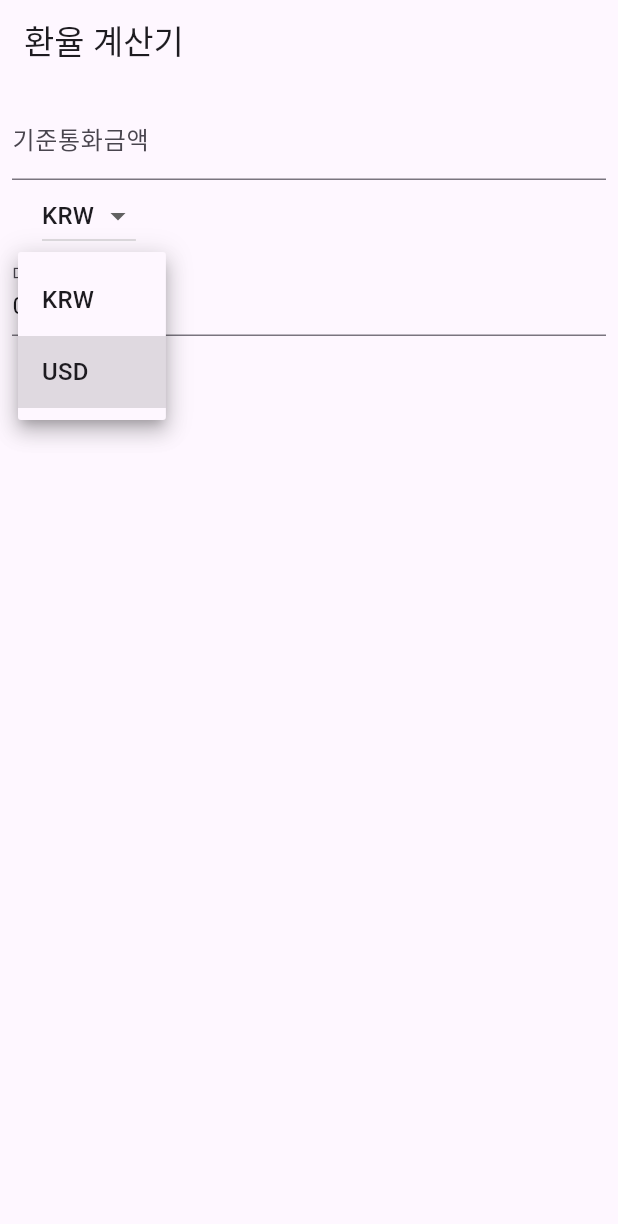
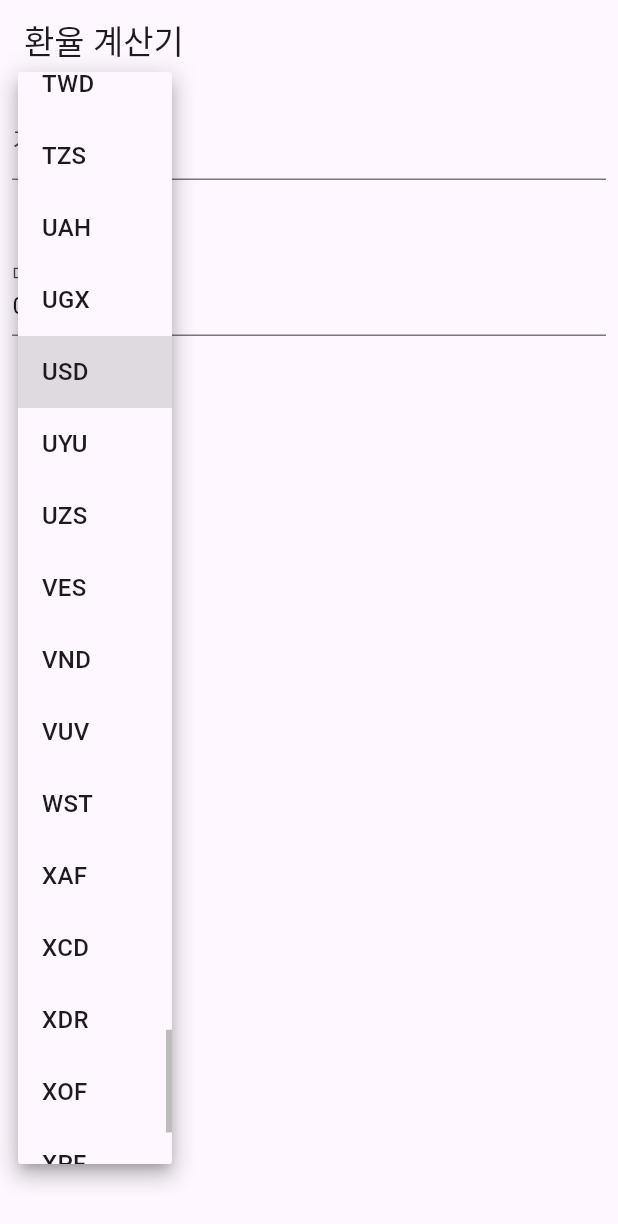
Before and after one commit to chepchep2/exchange_currency, a Flutter app: the screen it shows after launch, after a tap on "USD", on a phone screen of 412 x 824 dp. Shown: the top 1224 px of the screen. Run offline on Flutter 3.47's test engine with Material 3 defaults, Android fonts, the phone set to English and light mode, and no system bars.

```diff
--- a/lib/main.dart
+++ b/lib/main.dart
@@ -1,5 +1,7 @@
 import 'package:exchange_currency/ui/main/main_screen.dart';
+import 'package:exchange_currency/ui/main/main_view_model.dart';
 import 'package:flutter/material.dart';
+import 'package:provider/provider.dart';
 
 void main() {
   runApp(const MyApp());
@@ -32,7 +34,10 @@ class MyApp extends StatelessWidget {
         colorScheme: ColorScheme.fromSeed(seedColor: Colors.deepPurple),
         useMaterial3: true,
       ),
-      home: const ExchangeCurrencyMainScreen()
+      home: ChangeNotifierProvider(
+        create: (_) => MainViewModel(),
+        child: const ExchangeCurrencyMainScreen(),
+      )
     );
   }
 }
--- a/lib/ui/main/main_screen.dart
+++ b/lib/ui/main/main_screen.dart
@@ -1,5 +1,9 @@
 import 'package:exchange_currency/data/repository/rate_repository_impl.dart';
+import 'package:exchange_currency/ui/main/main_view_model.dart';
 import 'package:flutter/material.dart';
+import 'package:provider/provider.dart';
+
+
 
 class ExchangeCurrencyMainScreen extends StatefulWidget {
   const ExchangeCurrencyMainScreen({super.key});
@@ -13,34 +17,17 @@ class _ExchangeCurrencyMainScreenState
     extends State<ExchangeCurrencyMainScreen> {
   final textController = TextEditingController();
 
-  num selectAmount = 1;
-  num targetAmount = 0;
-  String selectCurrency = 'KRW';
+  // num selectAmount = 1;
+  // num targetAmount = 0;
+  // String selectCurrency = 'KRW';
+  //
+  // // 기준이 되는 통화
+  // String targetCurrency = 'USD';
+  //
+  // // 환율이 적용되는 통화
+  // final repository = RateRepositoryImpl();
+  //
 
-  // 기준이 되는 통화
-  String targetCurrency = 'USD';
-
-  // 환율이 적용되는 통화
-  final repository = RateRepositoryImpl();
-
-  List<String> currencyCodes = [
-    'AED', 'AFN', 'ALL', 'AMD', 'ANG', 'AOA', 'ARS', 'AUD', 'AWG', 'AZN',
-    'BAM', 'BBD', 'BDT', 'BGN', 'BHD', 'BIF', 'BMD', 'BND', 'BOB', 'BRL',
-    'BSD', 'BTN', 'BWP', 'BYN', 'BZD', 'CAD', 'CDF', 'CHF', 'CLP', 'CNY',
-    'COP', 'CRC', 'CUP', 'CVE', 'CZK', 'DJF', 'DKK', 'DOP', 'DZD', 'EGP',
-    'ERN', 'ETB', 'EUR', 'FJD', 'FKP', 'FOK', 'GBP', 'GEL', 'GGP', 'GHS',
-    'GIP', 'GMD', 'GNF', 'GTQ', 'GYD', 'HKD', 'HNL', 'HRK', 'HTG', 'HUF',
-    'IDR', 'ILS', 'IMP', 'INR', 'IQD', 'IRR', 'ISK', 'JEP', 'JMD', 'JOD',
-    'JPY', 'KES', 'KGS', 'KHR', 'KID', 'KMF', 'KRW', 'KWD', 'KYD', 'KZT',
-    'LAK', 'LBP', 'LKR', 'LRD', 'LSL', 'LYD', 'MAD', 'MDL', 'MGA', 'MKD',
-    'MMK', 'MNT', 'MOP', 'MRU', 'MUR', 'MVR', 'MWK', 'MXN', 'MYR', 'MZN',
-    'NAD', 'NGN', 'NIO', 'NOK', 'NPR', 'NZD', 'OMR', 'PAB', 'PEN', 'PGK',
-    'PHP', 'PKR', 'PLN', 'PYG', 'QAR', 'RON', 'RSD', 'RUB', 'RWF', 'SAR',
-    'SBD', 'SCR', 'SDG', 'SEK', 'SGD', 'SHP', 'SLE', 'SOS', 'SRD', 'SSP',
-    'STN', 'SYP', 'SZL', 'THB', 'TJS', 'TMT', 'TND', 'TOP', 'TRY', 'TTD',
-    'TVD', 'TWD', 'TZS', 'UAH', 'UGX', 'USD', 'UYU', 'UZS', 'VES', 'VND',
-    'VUV', 'WST', 'XAF', 'XCD', 'XDR', 'XOF', 'XPF', 'YER', 'ZAR', 'ZMW', 'ZWL'
-  ];
 
   @override
   void dispose() {
@@ -48,20 +35,21 @@ class _ExchangeCurrencyMainScreenState
     super.dispose();
   }
 
-  Future<void> updateTargetAmount() async {
-    final exchangeRate = await repository.getRateResult(selectCurrency);
-    final targetRate = exchangeRate.rates?[targetCurrency];
-
-    if (targetRate != null) {
-      setState(() {
-        targetAmount = selectAmount * targetRate;
-      });
-    }
-  }
+  // Future<void> updateTargetAmount() async {
+  //   final exchangeRate = await repository.getRateResult(selectCurrency);
+  //   final targetRate = exchangeRate.rates?[targetCurrency];
+  //
+  //   if (targetRate != null) {
+  //     setState(() {
+  //       targetAmount = selectAmount * targetRate;
+  //     });
+  //   }
+  // }
 
   @override
   Widget build(BuildContext context) {
-    // print(repository.getRateResult('USD'));
+    final viewModel = context.watch<MainViewModel>();
+
     return Scaffold(
       appBar: AppBar(
         title: const Text('환율 계산기'),
@@ -77,9 +65,9 @@ class _ExchangeCurrencyMainScreenState
                 labelText: '기준통화금액',
               ),
               onChanged: (source) {
-                selectAmount = double.parse(source);
+                viewModel.selectAmount = double.parse(source);
                 // 1000원
-                updateTargetAmount();
+                viewModel.updateTargetAmount();
               },
             ),
             Padding(
@@ -87,17 +75,18 @@ class _ExchangeCurrencyMainScreenState
               child: Row(
                 children: [
                   DropdownButton(
-                    value: selectCurrency,
-                    // items: const [
-                    //   DropdownMenuItem(value: 'KRW', child: Text('KRW')),
-                    //   DropdownMenuItem(value: 'USD', child: Text('USD')),
-                    // ],
-                    items: currencyCodes.map((e) => DropdownMenuItem(child: Text(e), value: e,)).toList(),
+                    value: viewModel.selectCurrency,
+                    items: viewModel.currenyCodes
+                        .map((e) => DropdownMenuItem(
+                              child: Text(e),
+                              value: e,
+                            ))
+                        .toList(),
                     onChanged: (value) {
                       setState(() {
-                        selectCurrency = value!;
+                        viewModel.selectCurrency = value!;
                       });
-                      updateTargetAmount();
+                      viewModel.updateTargetAmount();
                     },
                   ),
                 ],
@@ -108,7 +97,7 @@ class _ExchangeCurrencyMainScreenState
               decoration: const InputDecoration(labelText: '대상통화금액'),
               readOnly: true,
               controller: TextEditingController(
-                text: targetAmount.toString(),
+                text: viewModel.targetAmount.toString(),
               ),
             ),
             Padding(
@@ -116,42 +105,21 @@ class _ExchangeCurrencyMainScreenState
               child: Row(
                 children: [
                   DropdownButton(
-                    value: targetCurrency,
-                    items: const [
-                      DropdownMenuItem(value: 'KRW', child: Text('KRW')),
-                      DropdownMenuItem(value: 'USD', child: Text('USD')),
-                    ],
+                    value: viewModel.targetCurrency,
+                    items: viewModel.currenyCodes.map((e) => DropdownMenuItem(child: Text(e), value: e,)).toList(),
                     onChanged: (value) {
                       setState(() {
-                        targetCurrency = value!;
+                        viewModel.targetCurrency = value!;
                       });
-                      updateTargetAmount();
+                      viewModel.updateTargetAmount();
                     },
                   ),
                 ],
               ),
             ),
-
           ],
         ),
       ),
     );
   }
 }
-// 대상 통화 금액을 업데이트합니다.
-// void _updateTargetAmount() {
-//   // 환율 정보를 가져옵니다.
-//   double rate = _getRate(selectCurrency, targetCurrency);
-//   // 대상 통화 금액을 계산합니다.
-//   targetAmount = selectAmount * rate;
-//   // 대상 통화 금액 입력 필드를 업데이트합니다.
-//   setState(() {
-//     _targetAmount = _targetAmount;
-//   });
-// }
-//
-// // 환율 정보를 가져옵니다.
-// double _getRate(String select, String target) {
-//   // TODO: 실제 환율 정보를 가져오는 코드를 작성합니다.
-//   return 1.0;
-// }
--- a/lib/ui/main/main_view_model.dart
+++ b/lib/ui/main/main_view_model.dart
@@ -1,5 +1,28 @@
+import 'package:exchange_currency/data/repository/rate_repository_impl.dart';
 import 'package:flutter/material.dart';
+import 'package:exchange_currency/ui/util/currency_codes.dart';
 
 class MainViewModel extends ChangeNotifier {
+  num selectAmount = 1;
+  num targetAmount = 0;
+  String selectCurrency = 'KRW';
 
+  // 기준이 되는 통화
+  String targetCurrency = 'USD';
+
+  // 환율이 적용되는 통화
+  final repository = RateRepositoryImpl();
+
+  final currenyCodes = currencyCodes;
+
+  Future<void> updateTargetAmount() async {
+    final exchangeRate = await repository.getRateResult(selectCurrency);
+    final targetRate = exchangeRate.rates?[targetCurrency];
+
+    if (targetRate != null) {
+
+        targetAmount = selectAmount * targetRate;
+      notifyListeners();
+    }
+  }
 }
--- /dev/null
+++ b/lib/ui/util/currency_codes.dart
@@ -0,0 +1,163 @@
+List<String> currencyCodes = [
+  'AED',
+  'AFN',
+  'ALL',
+  'AMD',
+  'ANG',
+  'AOA',
+  'ARS',
+  'AUD',
+  'AWG',
+  'AZN',
+  'BAM',
+  'BBD',
+  'BDT',
+  'BGN',
+  'BHD',
+  'BIF',
+  'BMD',
+  'BND',
+  'BOB',
+  'BRL',
+  'BSD',
+  'BTN',
+  'BWP',
+  'BYN',
+  'BZD',
+  'CAD',
+  'CDF',
+  'CHF',
+  'CLP',
+  'CNY',
+  'COP',
+  'CRC',
+  'CUP',
+  'CVE',
+  'CZK',
+  'DJF',
+  'DKK',
+  'DOP',
+  'DZD',
+  'EGP',
+  'ERN',
+  'ETB',
+  'EUR',
+  'FJD',
+  'FKP',
+  'FOK',
+  'GBP',
+  'GEL',
+  'GGP',
+  'GHS',
+  'GIP',
+  'GMD',
+  'GNF',
+  'GTQ',
+  'GYD',
+  'HKD',
+  'HNL',
+  'HRK',
+  'HTG',
+  'HUF',
+  'IDR',
+  'ILS',
+  'IMP',
+  'INR',
+  'IQD',
+  'IRR',
+  'ISK',
+  'JEP',
+  'JMD',
+  'JOD',
+  'JPY',
+  'KES',
+  'KGS',
+  'KHR',
+  'KID',
+  'KMF',
+  'KRW',
+  'KWD',
+  'KYD',
+  'KZT',
+  'LAK',
+  'LBP',
+  'LKR',
+  'LRD',
+  'LSL',
+  'LYD',
+  'MAD',
+  'MDL',
+  'MGA',
+  'MKD',
+  'MMK',
+  'MNT',
+  'MOP',
+  'MRU',
+  'MUR',
+  'MVR',
+  'MWK',
+  'MXN',
+  'MYR',
+  'MZN',
+  'NAD',
+  'NGN',
+  'NIO',
+  'NOK',
+  'NPR',
+  'NZD',
+  'OMR',
+  'PAB',
+  'PEN',
+  'PGK',
+  'PHP',
+  'PKR',
+  'PLN',
+  'PYG',
+  'QAR',
+  'RON',
+  'RSD',
+  'RUB',
+  'RWF',
+  'SAR',
+  'SBD',
+  'SCR',
+  'SDG',
+  'SEK',
+  'SGD',
+  'SHP',
+  'SLE',
+  'SOS',
+  'SRD',
+  'SSP',
+  'STN',
+  'SYP',
+  'SZL',
+  'THB',
+  'TJS',
+  'TMT',
+  'TND',
+  'TOP',
+  'TRY',
+  'TTD',
+  'TVD',
+  'TWD',
+  'TZS',
+  'UAH',
+  'UGX',
+  'USD',
+  'UYU',
+  'UZS',
+  'VES',
+  'VND',
+  'VUV',
+  'WST',
+  'XAF',
+  'XCD',
+  'XDR',
+  'XOF',
+  'XPF',
+  'YER',
+  'ZAR',
+  'ZMW',
+  'ZWL',
+];
```
